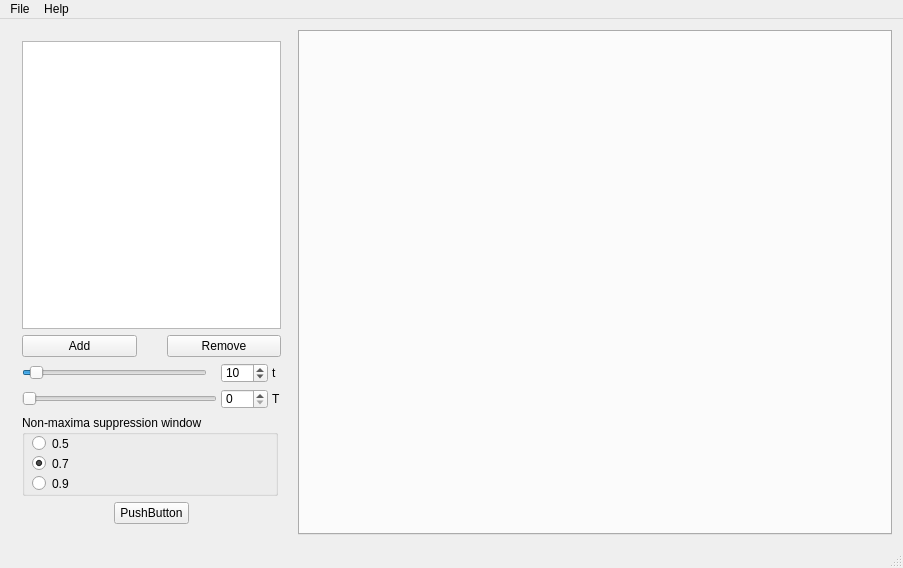
Before: the Qt Designer form susan_form.ui in borgotta/TCD, drawn with Qt 5.
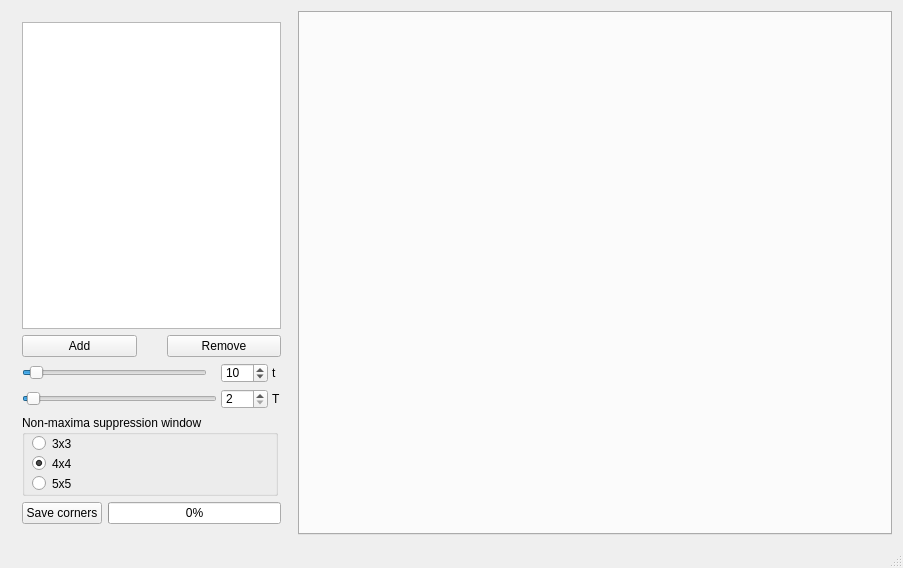
After: the same form once the commit is applied. Icons and pictures are not drawn.

Commit message: Susan saving corners

Patch:
```diff
--- a/susan_form.ui
+++ b/susan_form.ui
@@ -18,7 +18,7 @@
     <normaloff>:/icons/icon.ico</normaloff>:/icons/icon.ico</iconset>
   </property>
   <widget class="QWidget" name="centralWidget">
-   <layout class="QHBoxLayout" name="horizontalLayout_3">
+   <layout class="QHBoxLayout" name="horizontalLayout_4">
     <item>
      <widget class="QWidget" name="widget" native="true">
       <property name="maximumSize">
@@ -109,7 +109,7 @@
               <number>99</number>
              </property>
              <property name="value">
-              <number>0</number>
+              <number>2</number>
              </property>
              <property name="orientation">
               <enum>Qt::Horizontal</enum>
@@ -154,6 +154,9 @@
                <height>20</height>
               </size>
              </property>
+             <property name="minimum">
+              <number>2</number>
+             </property>
             </widget>
            </item>
           </layout>
@@ -188,7 +191,7 @@
              </rect>
             </property>
             <property name="text">
-             <string>0.5</string>
+             <string>3x3</string>
             </property>
             <property name="checked">
              <bool>false</bool>
@@ -204,7 +207,7 @@
              </rect>
             </property>
             <property name="text">
-             <string>0.9</string>
+             <string>5x5</string>
             </property>
            </widget>
            <widget class="QRadioButton" name="radN2">
@@ -217,7 +220,7 @@
              </rect>
             </property>
             <property name="text">
-             <string>0.7</string>
+             <string>4x4</string>
             </property>
             <property name="checked">
              <bool>true</bool>
@@ -225,18 +228,35 @@
            </widget>
           </widget>
          </item>
-         <item alignment="Qt::AlignHCenter|Qt::AlignVCenter">
-          <widget class="QPushButton" name="pushButton">
+         <item>
+          <layout class="QHBoxLayout" name="horizontalLayout_3">
+           <item>
+            <widget class="QPushButton" name="saveButton">
            <property name="maximumSize">
             <size>
-             <width>75</width>
+               <width>108</width>
              <height>23</height>
             </size>
            </property>
            <property name="text">
-            <string>PushButton</string>
-           </property>
-          </widget>
+              <string>Save corners</string>
+             </property>
+            </widget>
+           </item>
+           <item>
+            <widget class="QProgressBar" name="progressBar">
+             <property name="value">
+              <number>0</number>
+             </property>
+             <property name="alignment">
+              <set>Qt::AlignLeading|Qt::AlignLeft|Qt::AlignVCenter</set>
+             </property>
+             <property name="textVisible">
+              <bool>true</bool>
+             </property>
+            </widget>
+           </item>
+          </layout>
          </item>
         </layout>
        </item>
@@ -253,29 +273,6 @@
     </item>
    </layout>
   </widget>
-  <widget class="QMenuBar" name="menuBar">
-   <property name="geometry">
-    <rect>
-     <x>0</x>
-     <y>0</y>
-     <width>903</width>
-     <height>21</height>
-    </rect>
-   </property>
-   <widget class="QMenu" name="menuFile">
-    <property name="title">
-     <string>File</string>
-    </property>
-    <addaction name="actionExit"/>
-   </widget>
-   <widget class="QMenu" name="menuHelp">
-    <property name="title">
-     <string>Help</string>
-    </property>
-   </widget>
-   <addaction name="menuFile"/>
-   <addaction name="menuHelp"/>
-  </widget>
   <widget class="QStatusBar" name="statusBar"/>
   <action name="actionExit">
    <property name="text">
```
Lines whose indentation alone changed are shown as unchanged. The commit also changes 12 other files.
